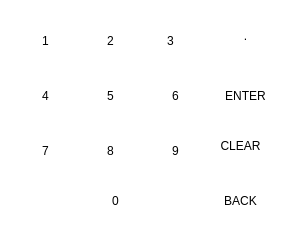
First picture: the form in keypad.ui, repository RISWANAAAA/venturiphaco, before the edit.
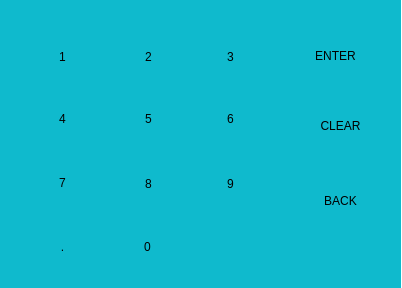
Second picture: the form after the edit. Icons and pictures are not drawn.

```diff
--- a/keypad.ui
+++ b/keypad.ui
@@ -6,8 +6,8 @@
    <rect>
     <x>0</x>
     <y>0</y>
-    <width>292</width>
-    <height>241</height>
+    <width>402</width>
+    <height>288</height>
    </rect>
   </property>
   <property name="windowTitle">
@@ -19,9 +19,9 @@
   <widget class="QPushButton" name="pushButton_5">
    <property name="geometry">
     <rect>
-     <x>150</x>
-     <y>20</y>
-     <width>41</width>
+     <x>205</x>
+     <y>36</y>
+     <width>51</width>
      <height>41</height>
     </rect>
    </property>
@@ -36,8 +36,8 @@
   <widget class="QPushButton" name="pushButton_11">
    <property name="geometry">
     <rect>
-     <x>220</x>
-     <y>80</y>
+     <x>310</x>
+     <y>40</y>
      <width>51</width>
      <height>31</height>
     </rect>
@@ -53,10 +53,10 @@
   <widget class="QPushButton" name="pushButton_14">
    <property name="geometry">
     <rect>
-     <x>220</x>
-     <y>20</y>
+     <x>37</x>
+     <y>226</y>
      <width>51</width>
-     <height>31</height>
+     <height>41</height>
     </rect>
    </property>
    <property name="styleSheet">
@@ -70,8 +70,8 @@
   <widget class="QPushButton" name="pushButton_3">
    <property name="geometry">
     <rect>
-     <x>150</x>
-     <y>130</y>
+     <x>205</x>
+     <y>163</y>
      <width>51</width>
      <height>41</height>
     </rect>
@@ -87,10 +87,10 @@
   <widget class="QPushButton" name="pushButton_2">
    <property name="geometry">
     <rect>
-     <x>160</x>
-     <y>80</y>
-     <width>31</width>
-     <height>31</height>
+     <x>205</x>
+     <y>98</y>
+     <width>51</width>
+     <height>41</height>
     </rect>
    </property>
    <property name="styleSheet">
@@ -104,9 +104,9 @@
   <widget class="QPushButton" name="pushButton">
    <property name="geometry">
     <rect>
-     <x>80</x>
-     <y>130</y>
-     <width>61</width>
+     <x>123</x>
+     <y>163</y>
+     <width>51</width>
      <height>41</height>
     </rect>
    </property>
@@ -121,10 +121,10 @@
   <widget class="QPushButton" name="pushButton_4">
    <property name="geometry">
     <rect>
-     <x>90</x>
-     <y>80</y>
-     <width>41</width>
-     <height>31</height>
+     <x>123</x>
+     <y>98</y>
+     <width>51</width>
+     <height>41</height>
     </rect>
    </property>
    <property name="styleSheet">
@@ -138,10 +138,10 @@
   <widget class="QPushButton" name="pushButton_6">
    <property name="geometry">
     <rect>
-     <x>20</x>
-     <y>80</y>
+     <x>37</x>
+     <y>98</y>
      <width>51</width>
-     <height>31</height>
+     <height>41</height>
     </rect>
    </property>
    <property name="styleSheet">
@@ -155,8 +155,8 @@
   <widget class="QPushButton" name="pushButton_13">
    <property name="geometry">
     <rect>
-     <x>90</x>
-     <y>180</y>
+     <x>122</x>
+     <y>226</y>
      <width>51</width>
      <height>41</height>
     </rect>
@@ -172,9 +172,9 @@
   <widget class="QPushButton" name="pushButton_10">
    <property name="geometry">
     <rect>
-     <x>90</x>
-     <y>20</y>
-     <width>41</width>
+     <x>123</x>
+     <y>36</y>
+     <width>51</width>
      <height>41</height>
     </rect>
    </property>
@@ -189,8 +189,8 @@
   <widget class="QPushButton" name="pushButton_8">
    <property name="geometry">
     <rect>
-     <x>20</x>
-     <y>20</y>
+     <x>37</x>
+     <y>36</y>
      <width>51</width>
      <height>41</height>
     </rect>
@@ -206,9 +206,9 @@
   <widget class="QPushButton" name="pushButton_12">
    <property name="geometry">
     <rect>
-     <x>30</x>
-     <y>130</y>
-     <width>31</width>
+     <x>37</x>
+     <y>162</y>
+     <width>51</width>
      <height>41</height>
     </rect>
    </property>
@@ -224,8 +224,8 @@
   <widget class="QPushButton" name="pushButton_15">
    <property name="geometry">
     <rect>
-     <x>210</x>
-     <y>130</y>
+     <x>310</x>
+     <y>110</y>
      <width>61</width>
      <height>31</height>
     </rect>
@@ -241,7 +241,7 @@
   <widget class="QPushButton" name="pushButton_16">
    <property name="geometry">
     <rect>
-     <x>210</x>
+     <x>310</x>
      <y>190</y>
      <width>61</width>
      <height>21</height>
@@ -260,13 +260,13 @@
     <rect>
      <x>0</x>
      <y>0</y>
-     <width>291</width>
-     <height>241</height>
+     <width>401</width>
+     <height>291</height>
     </rect>
    </property>
    <property name="styleSheet">
-    <string notr="true">image: url(:/images/int.png);
-background-color:transparent;</string>
+    <string notr="true">image: url(:/images/keypad9.png);
+background-color: rgb(15, 186, 205);</string>
    </property>
    <property name="text">
     <string/>
```
